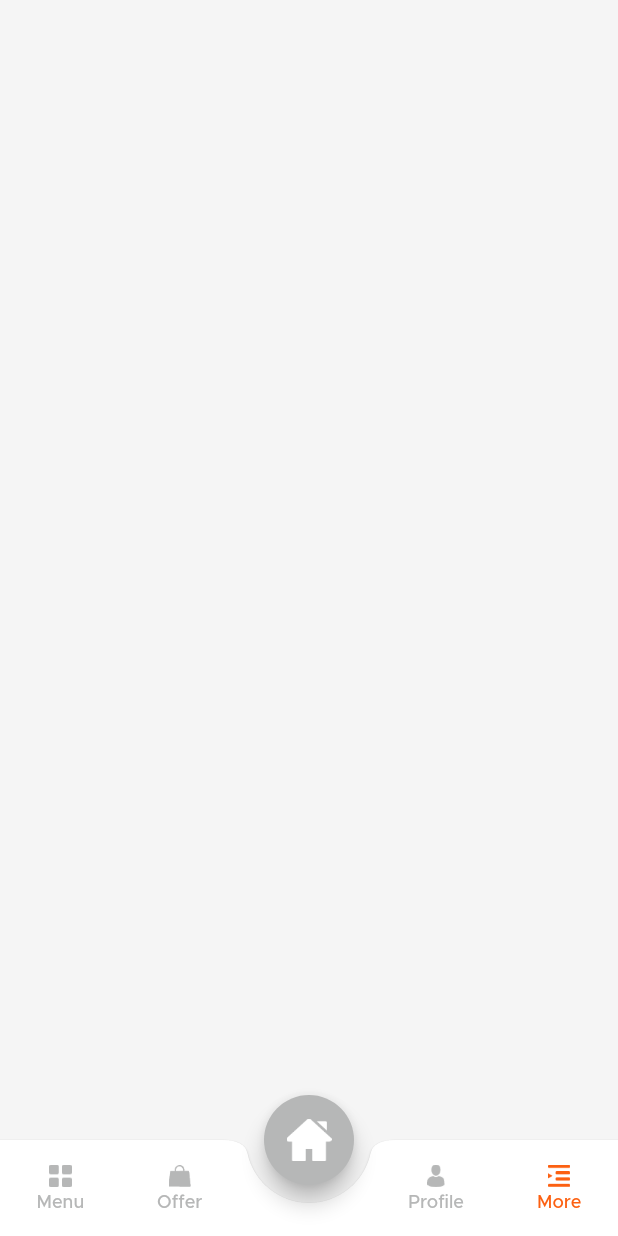
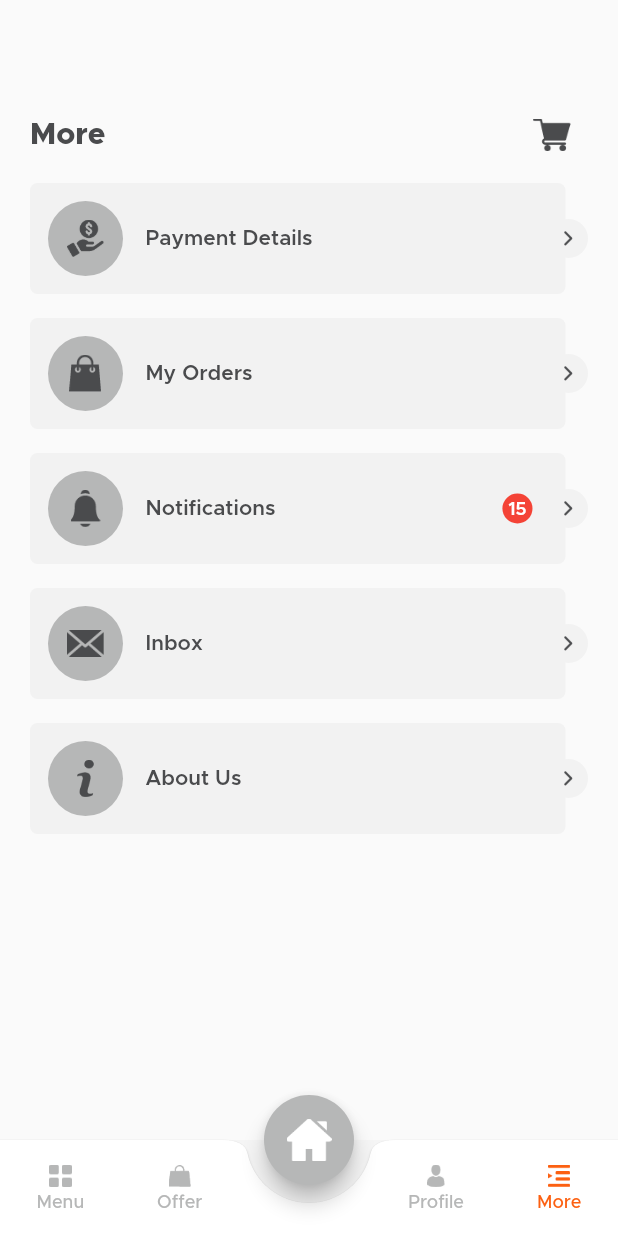
Before and after one commit to codeforany/food_delivery_meal, a Flutter app: the screen it shows after launch, scrolled down 576 dp, after a tap on "More", on a phone screen of 412 x 824 dp. Run offline on Flutter 3.47's test engine with Material 2 defaults, Android fonts, the phone set to English and light mode, and no system bars; our stand-ins replace flutter_rating_bar, image_picker; missing offline and left inert: otp_pin_field.

Commit message:
Payment Details UI & More Tab UI

```diff
--- a/lib/view/main_tabview/main_tabview.dart
+++ b/lib/view/main_tabview/main_tabview.dart
@@ -4,6 +4,7 @@ import 'package:food_delivery/common_widget/tab_button.dart';
 
 import '../home/home_view.dart';
 import '../menu/menu_view.dart';
+import '../more/more_view.dart';
 import '../offer/offer_view.dart';
 import '../profile/profile_view.dart';
 
@@ -108,7 +109,7 @@ class _MainTabViewState extends State<MainTabView> {
                   onTap: () {
                     if (selctTab != 4) {
                       selctTab = 4;
-                      selectPageView = Container();
+                      selectPageView = const  MoreView();
                     }
                     if (mounted) {
                       setState(() {});
--- /dev/null
+++ b/lib/view/more/more_view.dart
@@ -0,0 +1,194 @@
+import 'package:flutter/material.dart';
+import 'package:food_delivery/view/more/payment_details_view.dart';
+
+import '../../common/color_extension.dart';
+
+class MoreView extends StatefulWidget {
+  const MoreView({super.key});
+
+  @override
+  State<MoreView> createState() => _MoreViewState();
+}
+
+class _MoreViewState extends State<MoreView> {
+  List moreArr = [
+    {
+      "index": "1",
+      "name": "Payment Details",
+      "image": "assets/img/more_payment.png",
+      "base": 0
+    },
+    {
+      "index": "2",
+      "name": "My Orders",
+      "image": "assets/img/more_my_order.png",
+      "base": 0
+    },
+    {
+      "index": "3",
+      "name": "Notifications",
+      "image": "assets/img/more_notification.png",
+      "base": 15
+    },
+    {
+      "index": "4",
+      "name": "Inbox",
+      "image": "assets/img/more_inbox.png",
+      "base": 0
+    },
+    {
+      "index": "5",
+      "name": "About Us",
+      "image": "assets/img/more_info.png",
+      "base": 0
+    },
+  ];
+
+  @override
+  Widget build(BuildContext context) {
+    return Scaffold(
+      body: SingleChildScrollView(
+        child: Padding(
+          padding: const EdgeInsets.symmetric(vertical: 20),
+          child: Column(
+            crossAxisAlignment: CrossAxisAlignment.center,
+            children: [
+              const SizedBox(
+                height: 46,
+              ),
+              Padding(
+                padding: const EdgeInsets.symmetric(horizontal: 20),
+                child: Row(
+                  mainAxisAlignment: MainAxisAlignment.spaceBetween,
+                  children: [
+                    Text(
+                      "More",
+                      style: TextStyle(
+                          color: TColor.primaryText,
+                          fontSize: 20,
+                          fontWeight: FontWeight.w800),
+                    ),
+                    IconButton(
+                      onPressed: () {},
+                      icon: Image.asset(
+                        "assets/img/shopping_cart.png",
+                        width: 25,
+                        height: 25,
+                      ),
+                    ),
+                  ],
+                ),
+              ),
+
+              ListView.builder(
+                padding: EdgeInsets.zero,
+                  physics: const NeverScrollableScrollPhysics(),
+                  shrinkWrap: true,
+                  itemCount: moreArr.length,
+                  itemBuilder: (context, index) {
+                    var mObj = moreArr[index] as Map? ?? {};
+                    var countBase = mObj["base"] as int? ?? 0;
+                    return InkWell(
+                      onTap: () {
+
+                        switch (mObj["index"].toString()) {
+                          case "1":
+                            Navigator.push(context, MaterialPageRoute(builder: (context) => const PaymentDetailsView() ) );
+
+                            break;
+                          default:
+                        }
+
+                      },
+                      child: Container(
+                        margin: const EdgeInsets.symmetric(
+                            vertical: 8, horizontal: 20),
+                        child: Stack(
+                          alignment: Alignment.centerRight,
+                          children: [
+                            Container(
+                              padding: const EdgeInsets.symmetric(
+                                  vertical: 12, horizontal: 12),
+                              decoration: BoxDecoration(
+                                  color: TColor.textfield,
+                                  borderRadius: BorderRadius.circular(5)),
+                              margin: const EdgeInsets.only(right: 15),
+                              child: Row(
+                                mainAxisAlignment: MainAxisAlignment.start,
+                                children: [
+                                  Container(
+                                    width: 50,
+                                    height: 50,
+                                    padding: const EdgeInsets.all(8),
+                                    decoration: BoxDecoration(
+                                        color: TColor.placeholder,
+                                        borderRadius:
+                                            BorderRadius.circular(25)),
+                                    alignment: Alignment.center,
+                                    child: Image.asset(mObj["image"].toString(),
+                                        width: 25,
+                                        height: 25,
+                                        fit: BoxFit.contain),
+                                  ),
+                                  const SizedBox(
+                                    width: 15,
+                                  ),
+                                  Expanded(
+                                    child: Text(
+                                      mObj["name"].toString(),
+                                      style: TextStyle(
+                                          color: TColor.primaryText,
+                                          fontSize: 14,
+                                          fontWeight: FontWeight.w600),
+                                    ),
+                                  ),
+
+                                  const SizedBox(
+                                    width: 15,
+                                  ),
+
+                                  if (countBase > 0)
+                                    Container(
+
+                                        padding: const EdgeInsets.all(4),
+                                        decoration: BoxDecoration(
+                                            color: Colors.red,
+                                            borderRadius:
+                                                BorderRadius.circular(12.5)),
+                                        alignment: Alignment.center,
+                                        child: Text(
+                                          countBase.toString(),
+                                          style: TextStyle(
+                                              color: TColor.white,
+                                              fontSize: 12,
+                                              fontWeight: FontWeight.w600),
+                                        ),),
+
+                                  const SizedBox(
+                                    width: 10,
+                                  ),
+                                ],
+                              ),
+                            ),
+                            Container(
+                              padding: const EdgeInsets.all(8),
+                              decoration: BoxDecoration(
+                                  color: TColor.textfield,
+                                  borderRadius: BorderRadius.circular(15)),
+                              child: Image.asset("assets/img/btn_next.png",
+                                  width: 10,
+                                  height: 10,
+                                  color: TColor.primaryText),
+                            ),
+                          ],
+                        ),
+                      ),
+                    );
+                  })
+            ],
+          ),
+        ),
+      ),
+    );
+  }
+}
```
Also changed, not shown: lib/common_widget/round_icon_button.dart (+9 -3 lines), lib/view/more/payment_details_view.dart (added, +227 -0 lines), assets/img/add.png (added), assets/img/check.png (added), assets/img/more_inbox.png (added), assets/img/more_info.png (added), assets/img/more_my_order.png (added), assets/img/more_notification.png (added), assets/img/more_payment.png (added), assets/img/visa_icon.png (added), 1 other file.
